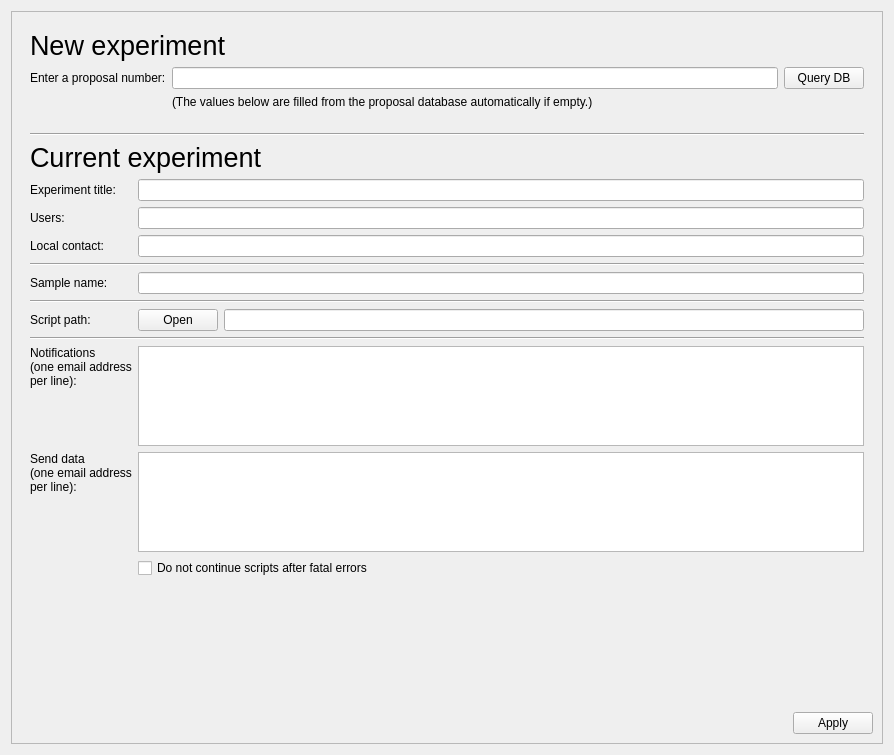
The window that nicos_sinq/gui/panels/setup_exp.ui (mlz-ictrl/nicos) describes before a commit, drawn with Qt 5.
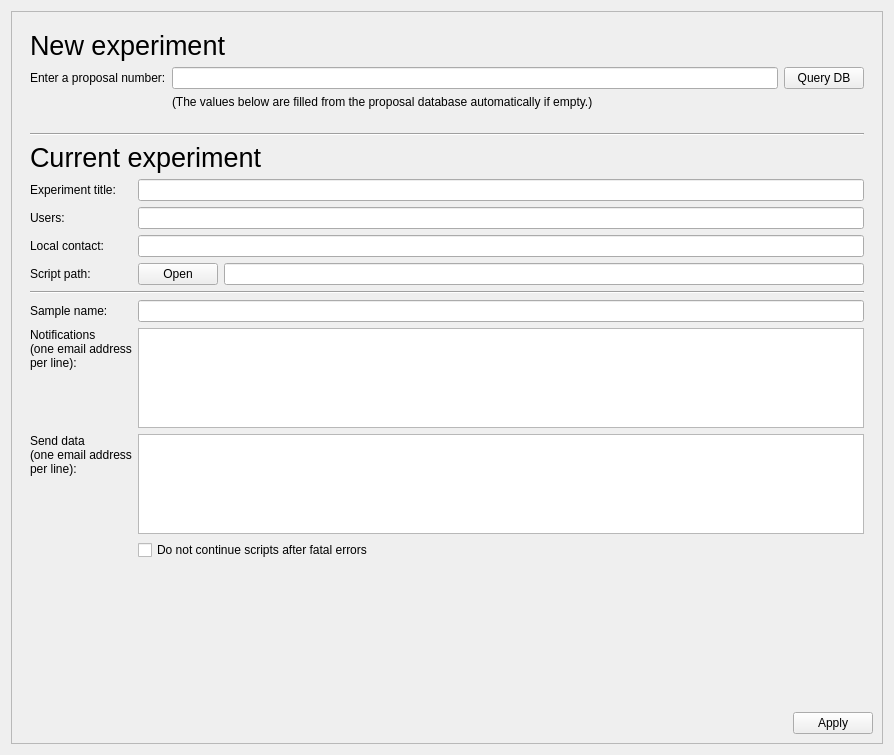
The same window after the commit. Custom widgets are drawn as their Qt base class.

Commit message:
SINQ: Hide ExpPanel fields not used at SINQ
The default ExpPanel offers a few fields which are not used at SINQ. LNS
discussed this this morning and they decided that the fields should be
hidden in order to avoid confusion. Furthermore, the order of scriptpath
and sample name was switched.

Diff of the .ui file:
```diff
--- a/nicos_sinq/gui/panels/setup_exp.ui
+++ b/nicos_sinq/gui/panels/setup_exp.ui
@@ -91,7 +91,7 @@
         <layout class="QVBoxLayout" name="verticalLayout_2">
          <item>
           <layout class="QGridLayout" name="gridLayout">
-           <item row="8" column="0">
+           <item row="5" column="0">
             <widget class="QLabel" name="label_12">
              <property name="text">
               <string>Script path:</string>
@@ -112,13 +112,6 @@
              </property>
             </widget>
            </item>
-           <item row="7" column="0" colspan="2">
-            <widget class="Line" name="line_3">
-             <property name="orientation">
-              <enum>Qt::Horizontal</enum>
-             </property>
-            </widget>
-           </item>
            <item row="4" column="0">
             <widget class="QLabel" name="label_8">
              <property name="text">
@@ -133,8 +126,8 @@
              </property>
             </widget>
            </item>
-           <item row="5" column="0" colspan="2">
-            <widget class="Line" name="line_2">
+           <item row="6" column="0" colspan="2">
+            <widget class="Line" name="sampleNameDivider">
              <property name="orientation">
               <enum>Qt::Horizontal</enum>
              </property>
@@ -143,8 +136,8 @@
            <item row="3" column="1">
             <widget class="QLineEdit" name="users"/>
            </item>
-           <item row="10" column="0">
-            <widget class="QLabel" name="label_10">
+           <item row="8" column="0">
+            <widget class="QLabel" name="notifEmailsLabel">
              <property name="sizePolicy">
               <sizepolicy hsizetype="Preferred" vsizetype="Minimum">
                <horstretch>0</horstretch>
@@ -179,8 +172,8 @@
              </property>
             </widget>
            </item>
-           <item row="11" column="0">
-            <widget class="QLabel" name="label_11">
+           <item row="9" column="0">
+            <widget class="QLabel" name="dataEmailsLabel">
              <property name="sizePolicy">
               <sizepolicy hsizetype="Preferred" vsizetype="Minimum">
                <horstretch>0</horstretch>
@@ -198,7 +191,7 @@
              </property>
             </widget>
            </item>
-           <item row="11" column="1">
+           <item row="9" column="1">
             <widget class="QPlainTextEdit" name="dataEmails">
              <property name="sizePolicy">
               <sizepolicy hsizetype="Expanding" vsizetype="Minimum">
@@ -220,7 +213,7 @@
            <item row="4" column="1">
             <widget class="QLineEdit" name="localContacts"/>
            </item>
-           <item row="10" column="1">
+           <item row="8" column="1">
             <widget class="QPlainTextEdit" name="notifEmails">
              <property name="sizePolicy">
               <sizepolicy hsizetype="Expanding" vsizetype="Minimum">
@@ -242,31 +235,24 @@
              </property>
             </widget>
            </item>
-           <item row="12" column="1">
+           <item row="10" column="1">
             <widget class="QCheckBox" name="errorAbortBox">
              <property name="text">
               <string>Do not continue scripts after fatal errors</string>
              </property>
             </widget>
            </item>
-           <item row="6" column="1">
+           <item row="7" column="1">
             <widget class="QLineEdit" name="sampleName"/>
            </item>
-           <item row="6" column="0">
-            <widget class="QLabel" name="label_3">
+           <item row="7" column="0">
+            <widget class="QLabel" name="sampleNameLabel">
              <property name="text">
               <string>Sample name:</string>
              </property>
             </widget>
            </item>
-           <item row="9" column="0" colspan="2">
-            <widget class="Line" name="line_4">
-             <property name="orientation">
-              <enum>Qt::Horizontal</enum>
-             </property>
-            </widget>
-           </item>
-           <item row="8" column="1">
+           <item row="5" column="1">
             <layout class="QHBoxLayout" name="horizontalLayout_2">
              <item>
               <widget class="QPushButton" name="scriptPathButton">
```
The commit also changes 1 other file.
